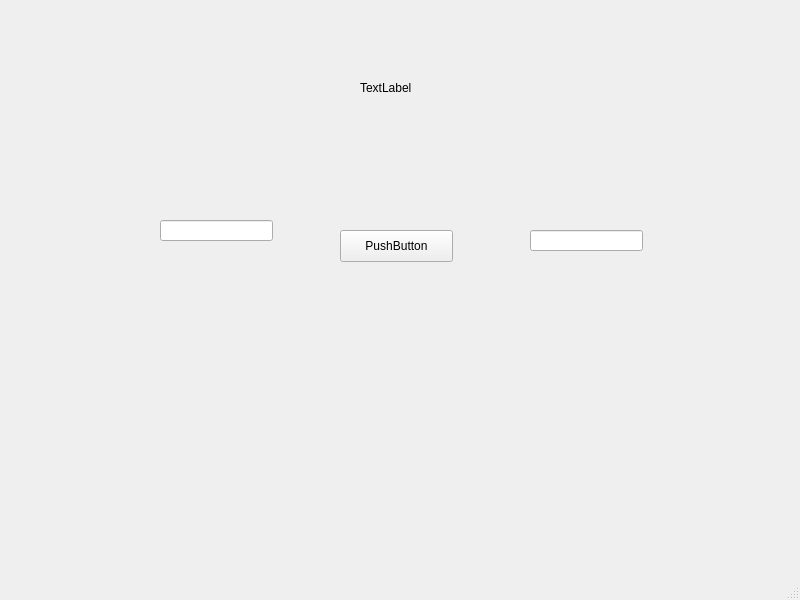
Old version of the form tete.ui in the repository caozheshan-gm/destiny.
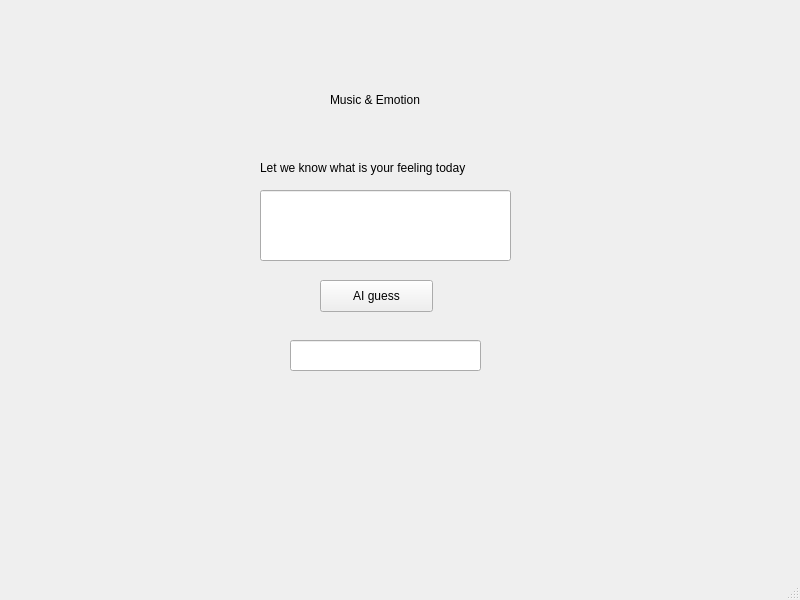
New version of the form.

Diff of the .ui file:
```diff
--- a/tete.ui
+++ b/tete.ui
@@ -17,49 +17,62 @@
    <widget class="QPushButton" name="pushButton">
     <property name="geometry">
      <rect>
-      <x>340</x>
-      <y>230</y>
+      <x>320</x>
+      <y>280</y>
       <width>113</width>
       <height>32</height>
      </rect>
     </property>
     <property name="text">
-     <string>PushButton</string>
+     <string>AI guess</string>
     </property>
    </widget>
    <widget class="QLabel" name="label">
     <property name="geometry">
      <rect>
-      <x>360</x>
-      <y>80</y>
-      <width>60</width>
-      <height>16</height>
+      <x>330</x>
+      <y>90</y>
+      <width>121</width>
+      <height>20</height>
      </rect>
     </property>
     <property name="text">
-     <string>TextLabel</string>
+     <string>Music &amp; Emotion</string>
     </property>
    </widget>
    <widget class="QLineEdit" name="lineEdit">
     <property name="geometry">
      <rect>
-      <x>160</x>
-      <y>220</y>
-      <width>113</width>
-      <height>21</height>
+      <x>260</x>
+      <y>190</y>
+      <width>251</width>
+      <height>71</height>
      </rect>
     </property>
    </widget>
    <widget class="QLineEdit" name="lineEdit_2">
     <property name="geometry">
      <rect>
-      <x>530</x>
-      <y>230</y>
-      <width>113</width>
-      <height>21</height>
+      <x>290</x>
+      <y>340</y>
+      <width>191</width>
+      <height>31</height>
      </rect>
     </property>
    </widget>
+   <widget class="QLabel" name="label_2">
+    <property name="geometry">
+     <rect>
+      <x>260</x>
+      <y>160</y>
+      <width>261</width>
+      <height>16</height>
+     </rect>
+    </property>
+    <property name="text">
+     <string>Let we know what is your feeling today</string>
+    </property>
+   </widget>
   </widget>
   <widget class="QMenuBar" name="menubar">
    <property name="geometry">
```
